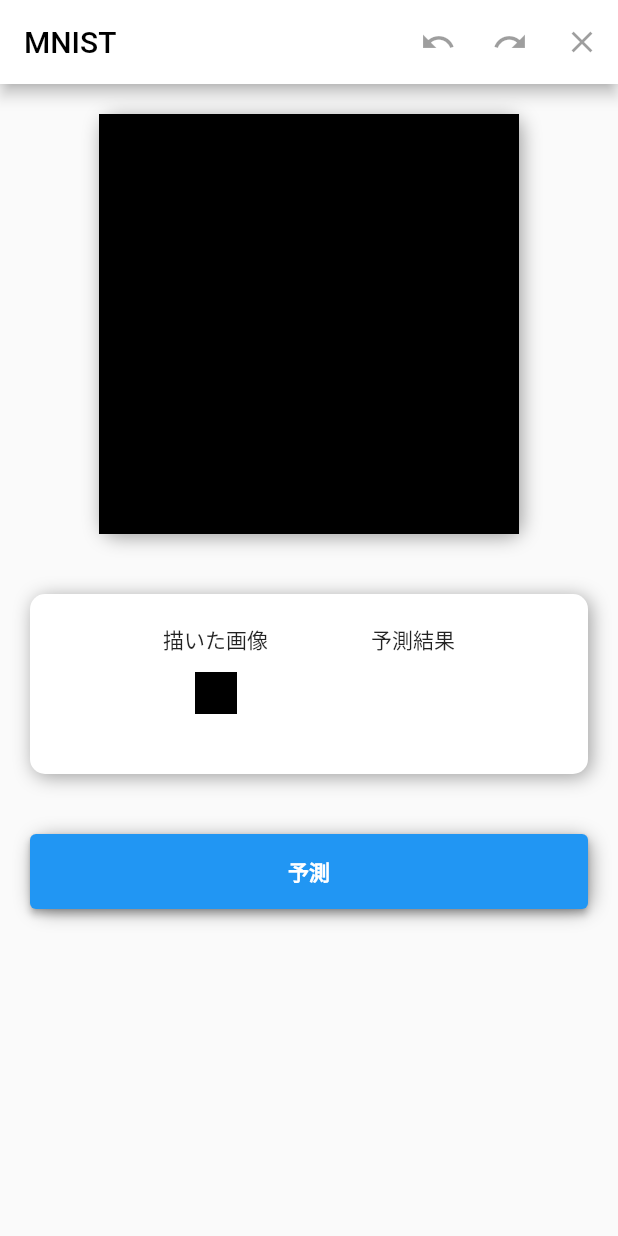
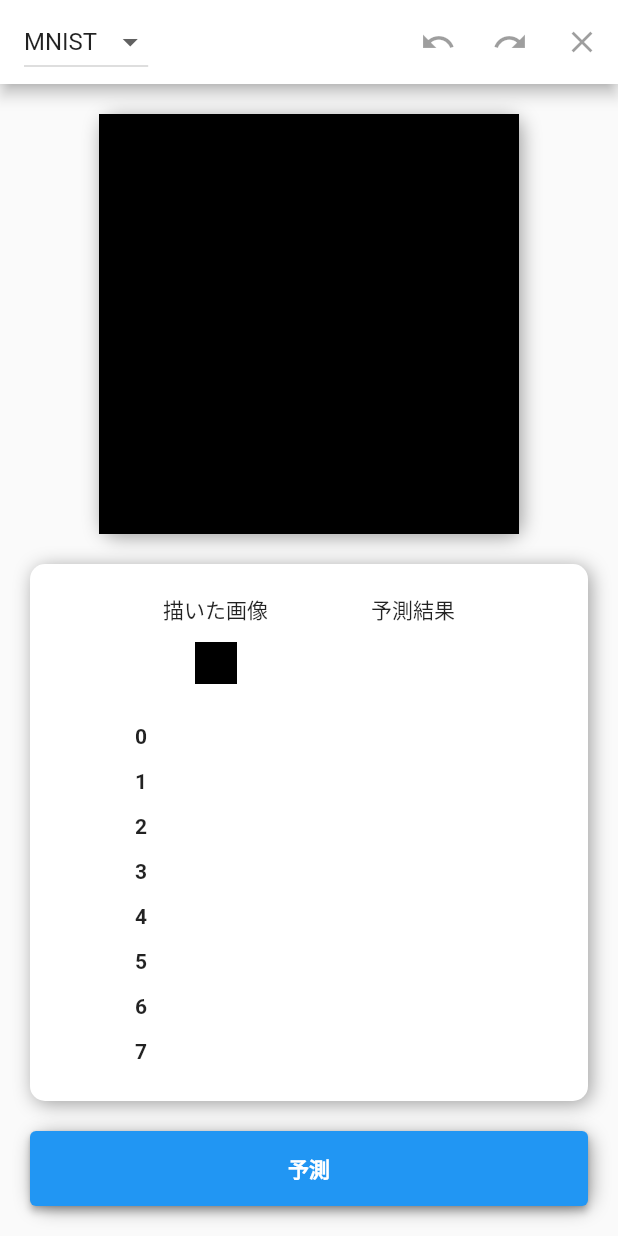
Before and after one commit to toyoshin5/mnist, a Flutter app: the screen it shows after launch, after a tap on "予測", on a phone screen of 412 x 824 dp. Run offline on Flutter 3.47's test engine with Material 2 defaults, Android fonts, the phone set to English and light mode, and no system bars; missing offline and left inert: pytorch_mobile.

Commit message:
add kmnist

```diff
--- a/lib/main.dart
+++ b/lib/main.dart
@@ -59,6 +59,10 @@ class _MyHomePageState extends State<MyHomePage> {
   ui.Image? uiimage;
   Uint8List? drewUint8Image;
   String? result;
+  List? resList;
+  String modelType = "MNIST";
+  List kmnist = ["お", "き", "す", "つ", "な", "は", "ま", "や", "れ", "を"];
+  List mnist = [0, 1, 2, 3, 4, 5, 6, 7, 8, 9];
   // ジェスチャー移動を検知
   void moveGestureDetector(Offset localPosition) {
     if (!isDrawing) {
@@ -248,7 +252,28 @@ class _MyHomePageState extends State<MyHomePage> {
       appBar: AppBar(
         backgroundColor: Colors.white,
         foregroundColor: Colors.black,
-        title: const Text('MNIST'),
+        title: DropdownButton(
+          //4
+          items: const [
+            //5
+            DropdownMenuItem(
+              value: 'MNIST',
+              child: Text('MNIST'),
+            ),
+            DropdownMenuItem(
+              value: 'KMNIST',
+              child: Text('KMNIST'),
+            ),
+          ],
+          //6
+          onChanged: (String? value) {
+            setState(() {
+              modelType = value ?? 'MNIST';
+            });
+          },
+          //7
+          value: modelType,
+        ),
         actions: <Widget>[
           IconButton(
             icon: const Icon(Icons.undo),
@@ -294,54 +319,14 @@ class _MyHomePageState extends State<MyHomePage> {
               ),
             ),
           ),
-          Container(
-            margin: EdgeInsets.all(20.0),
-            padding: EdgeInsets.all(20.0),
-            decoration: BoxDecoration(
-              color: Colors.white,
-              borderRadius: BorderRadius.circular(10.0),
-              boxShadow: const [
-                BoxShadow(
-                  color: Colors.grey,
-                  offset: Offset(2.0, 2.0),
-                  blurRadius: 10.0,
-                ),
-              ],
-            ),
-            child: Row(
-              mainAxisAlignment: MainAxisAlignment.spaceEvenly,
-              crossAxisAlignment: CrossAxisAlignment.start,
-              children: [
-                Column(
-                  children: [
-                    const Text("描いた画像"),
-                    Container(
-                      width: 50,
-                      height: 50,
-                      child: drewUint8Image == null
-                          ? null
-                          : Image.memory(drewUint8Image!),
-                    ),
-                  ],
-                ),
-                Column(
-                  children: [
-                    const Text("予測結果"),
-                    Container(
-                      child: Text(
-                        result ?? "",
-                        style: TextStyle(
-                            fontSize: 50, fontWeight: FontWeight.bold),
-                      ),
-                    ),
-                  ],
-                ),
-              ],
-            ),
-          ),
+          ResultBox(
+              drewUint8Image: drewUint8Image,
+              result: result,
+              resList: resList,
+              labels: (modelType == "MNIST") ? mnist : kmnist),
           //予測ボタン
           Container(
-            margin: EdgeInsets.all(20.0),
+            margin: const EdgeInsets.all(20.0),
             width: double.infinity,
             height: 50,
             decoration: BoxDecoration(
@@ -390,12 +375,29 @@ class _MyHomePageState extends State<MyHomePage> {
 
                 print("予測");
                 // 予測
-                String res = await predictPngData(pngUint8List);
+                var res = await predictPngData(pngUint8List);
+
                 //var res = 0;
                 print("終了");
                 // 予測結果を表示
-                setState(() {
-                  result = res;
+                print("res: $res");
+
+                double maxScore = double.negativeInfinity;
+                int maxScoreIndex = -1;
+                for (int i = 0; i < res!.length; i++) {
+                  if (res[i] > maxScore) {
+                    maxScore = res[i];
+                    maxScoreIndex = i;
+                  }
+                }
+
+                final maxIndex = setState(() {
+                  if (modelType == "MNIST") {
+                    result = mnist[maxScoreIndex].toString();
+                  } else {
+                    result = kmnist[maxScoreIndex].toString();
+                  }
+                  resList = res;
                 });
               },
             ),
@@ -429,11 +431,107 @@ class _MyHomePageState extends State<MyHomePage> {
 
   predictPngData(Uint8List pngUint8List) async {
     //pytorch model
-    Model imageModel = await PyTorchMobile.loadModel('assets/models/test.pt');
+    String path = "";
+    if (modelType == "MNIST") {
+      path = 'assets/models/test.pt';
+    } else {
+      path = 'assets/models/cnn_kmnist.pt';
+    }
+    Model imageModel = await PyTorchMobile.loadModel(path);
     //PytorchMobileのデフォルトの引数は画像のパスだが、中身のpngDataのUint8Listを渡せるように変更している。
-    var imagePrediction = imageModel.getImagePrediction(
-        pngUint8List, 28, 28, "assets/labels/labels.csv");
+    var imagePrediction =
+        imageModel.getImagePredictionList(pngUint8List, 28, 28);
     return imagePrediction;
+  }
+}
+
+class ResultBox extends StatelessWidget {
+  const ResultBox({
+    super.key,
+    required this.drewUint8Image,
+    required this.result,
+    required this.resList,
+    required this.labels,
+  });
+
+  final Uint8List? drewUint8Image;
+  final String? result;
+  final List? resList;
+  final List labels;
+
+  @override
+  Widget build(BuildContext context) {
+    return Flexible(
+      child: Container(
+        margin: const EdgeInsets.symmetric(horizontal: 20.0),
+        padding: const EdgeInsets.all(20.0),
+        height: double.infinity,
+        decoration: BoxDecoration(
+          color: Colors.white,
+          borderRadius: BorderRadius.circular(10.0),
+          boxShadow: const [
+            BoxShadow(
+              color: Colors.grey,
+              offset: Offset(2.0, 2.0),
+              blurRadius: 10.0,
+            ),
+          ],
+        ),
+        child: SingleChildScrollView(
+          child: Column(
+            children: [
+              Row(
+                mainAxisAlignment: MainAxisAlignment.spaceEvenly,
+                crossAxisAlignment: CrossAxisAlignment.start,
+                children: [
+                  Column(
+                    children: [
+                      const Text("描いた画像"),
+                      Container(
+                        width: 50,
+                        height: 50,
+                        child: drewUint8Image == null
+                            ? null
+                            : Image.memory(drewUint8Image!),
+                      ),
+                    ],
+                  ),
+                  Column(
+                    children: [
+                      const Text("予測結果"),
+                      Container(
+                        child: Text(
+                          result ?? "",
+                          style: const TextStyle(
+                              fontSize: 50, fontWeight: FontWeight.bold),
+                        ),
+                      ),
+                    ],
+                  ),
+                ],
+              ),
+              for (var index = 0; index < 10; index++)
+                Container(
+                  padding: const EdgeInsets.symmetric(horizontal: 50),
+                  height: 30,
+                  child: Row(
+                    children: [
+                      Text(
+                        "${labels[index]}",
+                        style: const TextStyle(fontWeight: FontWeight.bold),
+                      ),
+                      const SizedBox(
+                        width: 30,
+                      ),
+                      Text("${resList?[index] ?? ""}")
+                    ],
+                  ),
+                ),
+            ],
+          ),
+        ),
+      ),
+    );
   }
 }
 
```
Also changed, not shown: pubspec.lock, 1 other file.
